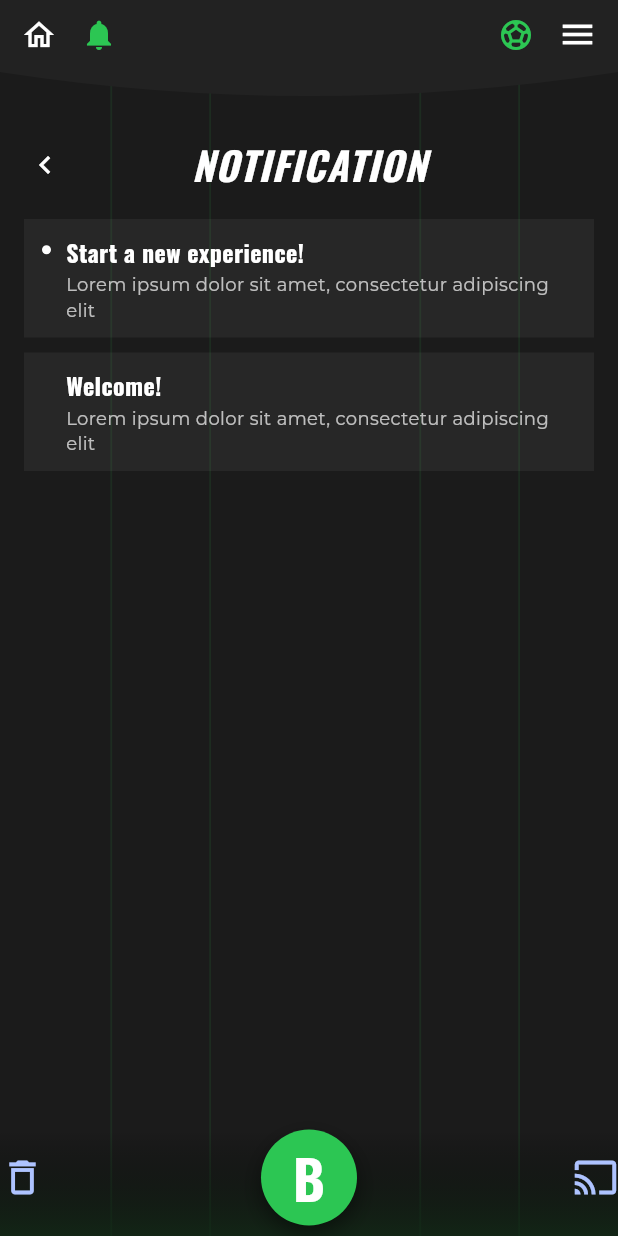
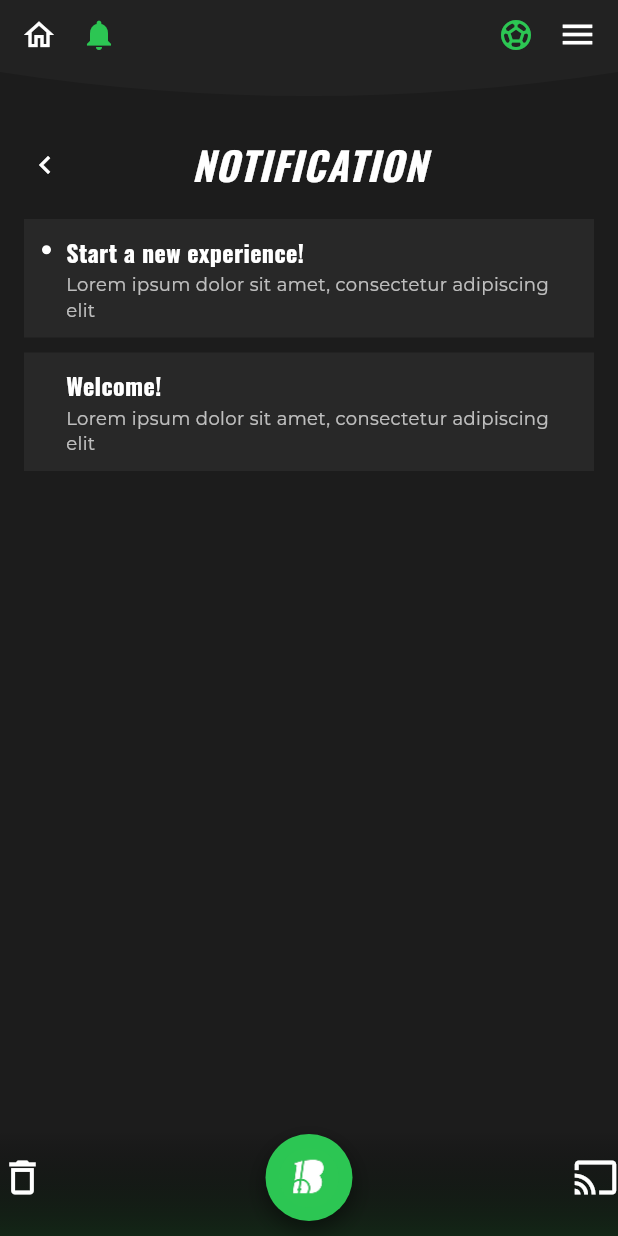
Before and after one commit to rokko/besteamapp, a Flutter app: the screen it shows after launch, after a tap on the "notifications" icon, on a phone screen of 412 x 824 dp. Run offline on Flutter 3.47's test engine with Material 3 defaults, Android fonts, the light colour scheme and no system bars; our stand-ins replace go_router, google_fonts, smooth_page_indicator; missing offline and left inert: mobile_scanner.

Commit message:
prime correzioni

```diff
--- a/lib/home/home.dart
+++ b/lib/home/home.dart
@@ -107,7 +107,7 @@ class _PlayerHeader extends StatelessWidget {
     return Row(
       children: [
         Container(
-          width: 76, height: 76,
+          width: 88, height: 88,
           decoration: const BoxDecoration(shape: BoxShape.circle, color: Colors.white24),
           clipBehavior: Clip.hardEdge,
           child: Image.asset(
--- a/lib/notifiche/notification.dart
+++ b/lib/notifiche/notification.dart
@@ -1,5 +1,6 @@
 import 'package:flutter/material.dart';
 import 'package:google_fonts/google_fonts.dart';
+import '../widgets/bottom_bar.dart'; // aggiungi questa riga
 
 class NotificationsPage extends StatelessWidget {
   const NotificationsPage({super.key});
@@ -13,13 +14,12 @@ class NotificationsPage extends StatelessWidget {
   @override
   Widget build(BuildContext context) {
     return Scaffold(
-      backgroundColor: kBg,
+      backgroundColor: const Color.fromARGB(255, 28, 28, 28),
       // se vuoi anche qui il drawer come nella Home: aggiungi drawer: const _ProfileDrawer(),
       body: SafeArea(
         child: Stack(
           children: [
             // Decor: linee verticali verdi trasparenti
-            Positioned.fill(child: CustomPaint(painter: _LinesPainter())),
             Column(
               crossAxisAlignment: CrossAxisAlignment.stretch,
               children: [
@@ -33,7 +33,10 @@ class NotificationsPage extends StatelessWidget {
                     children: [
                       IconButton(
                         onPressed: () => Navigator.of(context).maybePop(),
-                        icon: const Icon(Icons.chevron_left, color: Colors.white),
+                        icon: const Icon(
+                          Icons.chevron_left,
+                          color: Colors.white,
+                        ),
                         splashRadius: 22,
                       ),
                       const Spacer(),
@@ -55,13 +58,16 @@ class NotificationsPage extends StatelessWidget {
                 ),
 
                 // LISTA notifiche
-                const Expanded(
-                  child: _NotificationsList(),
-                ),
+                const Expanded(child: _NotificationsList()),
 
                 // Bottom bar (stessa della Home)
                 const SizedBox(height: 6),
-                const _BottomBar(),
+                AppBottomBar(
+                  onCenterTap: () {
+                    // Azione desiderata, ad esempio:
+                    Navigator.of(context).pushNamed('/play');
+                  },
+                ),
               ],
             ),
           ],
@@ -95,9 +101,17 @@ class _CurvedHeader extends StatelessWidget {
                 // (iconcine top come nello stile)
                 Icon(Icons.home_outlined, color: Colors.white, size: 24),
                 SizedBox(width: 16),
-                Icon(Icons.notifications, color: NotificationsPage.kGreen, size: 24),
+                Icon(
+                  Icons.notifications,
+                  color: NotificationsPage.kGreen,
+                  size: 24,
+                ),
                 Spacer(),
-                Icon(Icons.sports_soccer, color: NotificationsPage.kGreen, size: 24),
+                Icon(
+                  Icons.sports_soccer,
+                  color: NotificationsPage.kGreen,
+                  size: 24,
+                ),
                 SizedBox(width: 16),
                 Icon(Icons.menu, color: Colors.white, size: 26),
               ],
@@ -209,67 +223,20 @@ class _NotificationTile extends StatelessWidget {
 
 /* =============== Bottom bar come Home ============== */
 
-class _BottomBar extends StatelessWidget {
-  const _BottomBar();
-
-  @override
-  Widget build(BuildContext context) {
-    const kGreen = NotificationsPage.kGreen;
-    const softBlue = Color(0xFFAEC3FF);
-    return SizedBox(
-      height: 78,
-      child: Stack(
-        alignment: Alignment.center,
-        children: [
-          // alone/gradiente
-          Positioned.fill(
-            child: IgnorePointer(
-              child: DecoratedBox(
-                decoration: BoxDecoration(
-                  gradient: LinearGradient(
-                    begin: Alignment.bottomCenter,
-                    end: Alignment.topCenter,
-                    colors: [const Color(0xFF0F2A14).withOpacity(0.7), Colors.transparent],
-                    stops: const [0.0, 0.9],
-                  ),
-                ),
-              ),
-            ),
-          ),
-          Row(
-            mainAxisAlignment: MainAxisAlignment.spaceBetween,
-            children: [
-              const Icon(Icons.delete_outline, color: softBlue, size: 30),
-              Container(
-                width: 64,
-                height: 64,
-                decoration: const BoxDecoration(
-                  color: kGreen,
-                  shape: BoxShape.circle,
-                  boxShadow: [BoxShadow(color: Colors.black45, blurRadius: 12, offset: Offset(0, 6))],
-                ),
-                alignment: Alignment.center,
-                child: Text(
-                  'B',
-                  style: GoogleFonts.oswald(fontSize: 36, fontWeight: FontWeight.w800, color: Colors.white),
-                ),
-              ),
-              const Icon(Icons.cast, color: softBlue, size: 30),
-            ],
-          ),
-        ],
-      ),
-    );
-  }
-}
-
 /* ================ Helpers grafici ================== */
 
 class _LinesPainter extends CustomPainter {
   @override
   void paint(Canvas canvas, Size size) {
-    final p = Paint()..color = NotificationsPage.kLine..strokeWidth = 1.2;
-    final xs = [size.width * .18, size.width * .34, size.width * .68, size.width * .84];
+    final p = Paint()
+      ..color = NotificationsPage.kLine
+      ..strokeWidth = 1.2;
+    final xs = [
+      size.width * .18,
+      size.width * .34,
+      size.width * .68,
+      size.width * .84,
+    ];
     for (final x in xs) {
       canvas.drawLine(Offset(x, 0), Offset(x, size.height), p);
     }
--- a/lib/widgets/bottom_bar.dart
+++ b/lib/widgets/bottom_bar.dart
@@ -30,20 +30,23 @@ class AppBottomBar extends StatelessWidget {
           Row(
             mainAxisAlignment: MainAxisAlignment.spaceBetween,
             children: [
-              const Icon(Icons.delete_outline, color: Color(0xFFAEC3FF), size: 30),
+              const Icon(Icons.delete_outline, color: Colors.white, size: 30),
               GestureDetector(
                 onTap: onCenterTap,
                 child: Container(
-                  width: 64, height: 64,
+                  width: 58, height: 58,
                   decoration: const BoxDecoration(
                     color: _green, shape: BoxShape.circle,
                     boxShadow: [BoxShadow(color: Colors.black45, blurRadius: 12, offset: Offset(0, 6))],
                   ),
                   alignment: Alignment.center,
-                  child: Text('B', style: GoogleFonts.oswald(fontSize: 36, fontWeight: FontWeight.w800, color: Colors.white)),
+                  child:Image.asset( 'assets/images/iconb.png',
+        width: 40,
+        height: 40,
+        fit: BoxFit.cover,),
                 ),
               ),
-              const Icon(Icons.cast, color: Color(0xFFAEC3FF), size: 30),
+              const Icon(Icons.cast, color: Colors.white, size: 30),
             ],
           ),
         ],
```
Also changed, not shown: assets/images/iconb.png (added).
